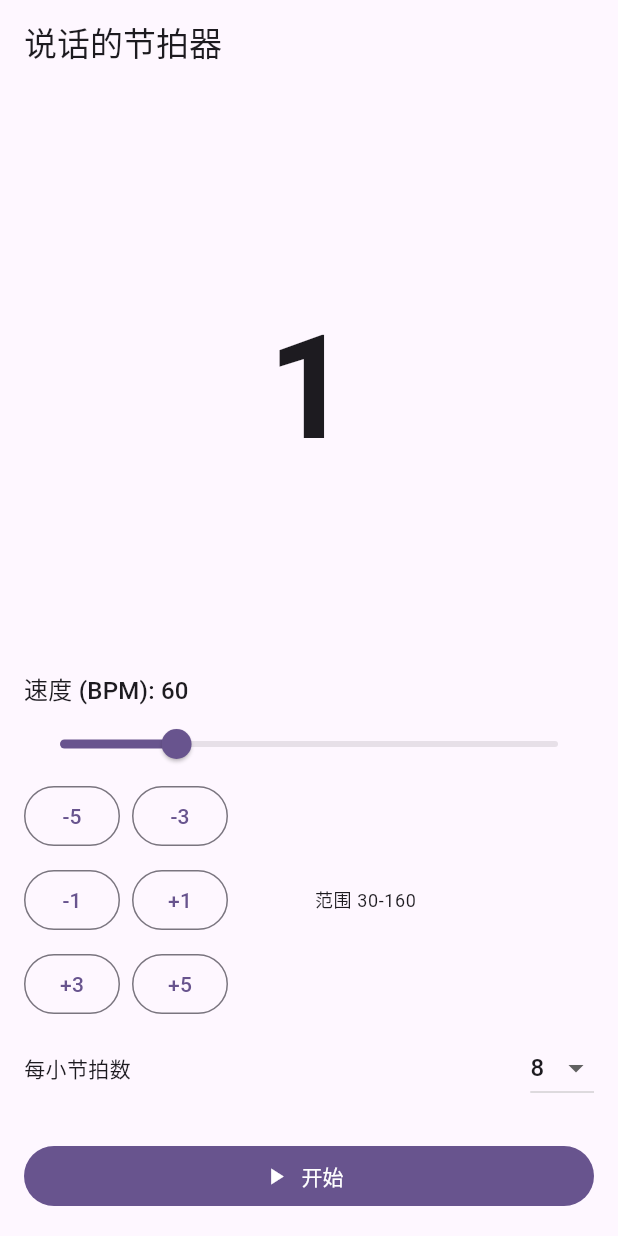
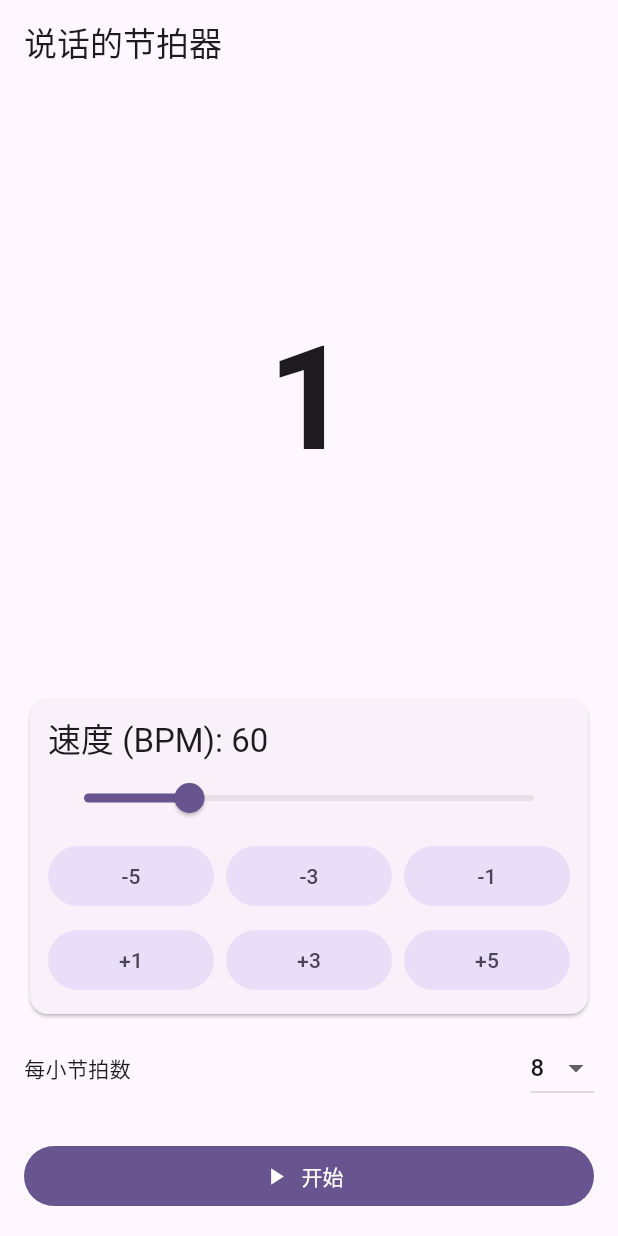
Before and after one commit to jbj88817/SpeakBeat, a Flutter app: the screen it shows after launch, on a phone screen of 412 x 824 dp. Run offline on Flutter 3.47's test engine with Material 3 defaults, Android fonts, the phone set to English and light mode, and no system bars; our stand-ins replace flutter_tts.

Commit message:
refactor(ui): remove range text; tile BPM step buttons in a styled card; improve layout aesthetics

```diff
--- a/lib/main.dart
+++ b/lib/main.dart
@@ -239,8 +239,14 @@ class _SpeakBeatHomePageState extends State<SpeakBeatHomePage> {
               ),
             ),
 
-            // BPM 控制
-            Text('速度 (BPM): $_bpm', style: Theme.of(context).textTheme.titleMedium),
+            // BPM 控制（美化：放入卡片，按钮平铺）
+            Card(
+              child: Padding(
+                padding: const EdgeInsets.all(12.0),
+                child: Column(
+                  crossAxisAlignment: CrossAxisAlignment.stretch,
+                  children: [
+                    Text('速度 (BPM): $_bpm', style: Theme.of(context).textTheme.titleLarge),
                     Slider(
                       value: _bpm.toDouble(),
                       min: 30,
@@ -249,52 +255,38 @@ class _SpeakBeatHomePageState extends State<SpeakBeatHomePage> {
                       label: _bpm.toString(),
                       onChanged: (v) => _updateBpm(v),
                     ),
-
-            // 快捷步进按钮，便于精细/快速调节（自适应换行，避免溢出）
-            Row(
+                    const SizedBox(height: 4),
+                    LayoutBuilder(
+                      builder: (context, constraints) {
+                        const double spacing = 8;
+                        const int columns = 3; // 平铺成三列，两行
+                        final double buttonWidth = (constraints.maxWidth - (columns - 1) * spacing) / columns;
+                        Widget tile(String label, void Function() onTap) {
+                          return SizedBox(
+                            width: buttonWidth,
+                            child: FilledButton.tonal(
+                              onPressed: onTap,
+                              child: Text(label),
+                            ),
+                          );
+                        }
+                        return Wrap(
+                          spacing: spacing,
+                          runSpacing: spacing,
                           children: [
-                Expanded(
-                  child: Wrap(
-                    spacing: 8,
-                    runSpacing: 8,
-                    children: [
-                      OutlinedButton(
-                        onPressed: () => _updateBpm((_bpm - 5).toDouble()),
-                        child: const Text('-5'),
-                      ),
-                      OutlinedButton(
-                        onPressed: () => _updateBpm((_bpm - 3).toDouble()),
-                        child: const Text('-3'),
-                      ),
-                      OutlinedButton(
-                        onPressed: () => _updateBpm((_bpm - 1).toDouble()),
-                        child: const Text('-1'),
-                      ),
-                      OutlinedButton(
-                        onPressed: () => _updateBpm((_bpm + 1).toDouble()),
-                        child: const Text('+1'),
-                      ),
-                      OutlinedButton(
-                        onPressed: () => _updateBpm((_bpm + 3).toDouble()),
-                        child: const Text('+3'),
-                      ),
-                      OutlinedButton(
-                        onPressed: () => _updateBpm((_bpm + 5).toDouble()),
-                        child: const Text('+5'),
+                            tile('-5', () => _updateBpm((_bpm - 5).toDouble())),
+                            tile('-3', () => _updateBpm((_bpm - 3).toDouble())),
+                            tile('-1', () => _updateBpm((_bpm - 1).toDouble())),
+                            tile('+1', () => _updateBpm((_bpm + 1).toDouble())),
+                            tile('+3', () => _updateBpm((_bpm + 3).toDouble())),
+                            tile('+5', () => _updateBpm((_bpm + 5).toDouble())),
+                          ],
+                        );
+                      },
                     ),
                   ],
                 ),
               ),
-                const SizedBox(width: 8),
-                Flexible(
-                  child: Text(
-                    '范围 30-160',
-                    textAlign: TextAlign.right,
-                    overflow: TextOverflow.ellipsis,
-                    style: Theme.of(context).textTheme.bodySmall,
-                  ),
-                ),
-              ],
             ),
 
             const SizedBox(height: 8),
```
Lines whose indentation alone changed are shown as unchanged.
